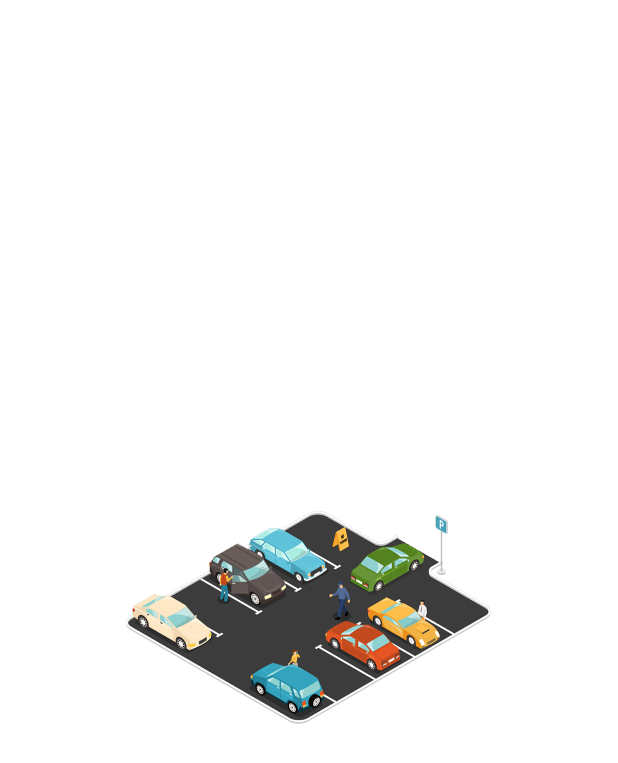
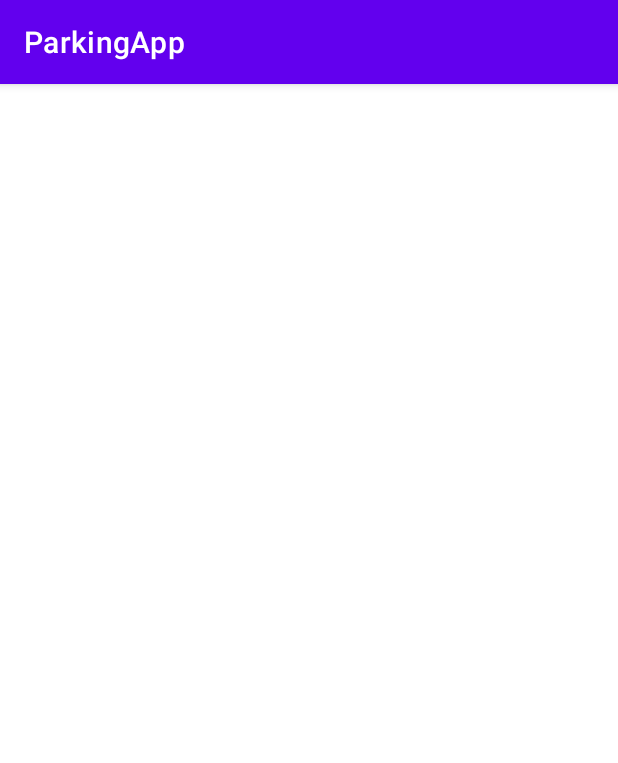
Before and after one commit to 1221345/12345, an Android app: the screen it shows after launch (SplashActivity before the commit, LoginActivity after it), on a phone screen of 412 x 824 dp. Shown: the top 763 px of the screen. Run offline under Robolectric (Android 15) with nearby library versions, the phone set to English and light mode, and no system bars; our stand-ins replace Room's generated code.

Commit message:
Create Check if DB is initialized, Create Login Screen

```diff
--- a/ParkingApp/app/src/main/AndroidManifest.xml
+++ b/ParkingApp/app/src/main/AndroidManifest.xml
@@ -10,7 +10,7 @@
         android:roundIcon="@mipmap/ic_launcher_round"
         android:supportsRtl="true"
         android:theme="@style/Theme.ParkingApp">
-
+        <activity android:name=".screen.login.LoginActivity"></activity>
         <activity
             android:name=".screen.splash.SplashActivity"
             android:screenOrientation="portrait"
@@ -21,10 +21,7 @@
                 <category android:name="android.intent.category.LAUNCHER" />
             </intent-filter>
         </activity>
-
-        <activity android:name=".screen.home.MainActivity">
-
-        </activity>
+        <activity android:name=".screen.home.MainActivity"></activity>
     </application>
 
 </manifest>
--- a/ParkingApp/app/src/main/java/com/example/parkingapp/app/App.java
+++ b/ParkingApp/app/src/main/java/com/example/parkingapp/app/App.java
@@ -1,22 +1,33 @@
 package com.example.parkingapp.app;
 
 import android.app.Application;
+import android.content.Context;
 
 import androidx.room.Room;
 
 import com.example.parkingapp.database.AppDatabase;
 
+import java.io.File;
+
 public class App extends Application {
 
     static AppDatabase db;
+    private static final String DB_NAME = "parking";
 
     @Override
     public void onCreate() {
         super.onCreate();
-        db = Room.databaseBuilder(getApplicationContext(), AppDatabase.class, "database-name").build();
+        if (!doesDatabaseExist(this)) {
+            db = Room.databaseBuilder(getApplicationContext(), AppDatabase.class, DB_NAME).build();
+        }
     }
 
     public static AppDatabase getDatabase() {
         return db;
     }
+
+    private static boolean doesDatabaseExist(Context context) {
+        File dbFile = context.getDatabasePath(DB_NAME);
+        return dbFile.exists();
+    }
 }
--- /dev/null
+++ b/ParkingApp/app/src/main/java/com/example/parkingapp/screen/login/LoginActivity.java
@@ -0,0 +1,16 @@
+package com.example.parkingapp.screen.login;
+
+import androidx.appcompat.app.AppCompatActivity;
+
+import android.os.Bundle;
+
+import com.example.parkingapp.R;
+
+public class LoginActivity extends AppCompatActivity {
+
+    @Override
+    protected void onCreate(Bundle savedInstanceState) {
+        super.onCreate(savedInstanceState);
+        setContentView(R.layout.activity_login);
+    }
+}
--- a/ParkingApp/app/src/main/java/com/example/parkingapp/screen/splash/SplashActivity.java
+++ b/ParkingApp/app/src/main/java/com/example/parkingapp/screen/splash/SplashActivity.java
@@ -8,6 +8,7 @@ import androidx.appcompat.app.AppCompatActivity;
 import com.example.parkingapp.R;
 import com.example.parkingapp.app.App;
 import com.example.parkingapp.screen.home.MainActivity;
+import com.example.parkingapp.screen.login.LoginActivity;
 
 import java.util.concurrent.Executors;
 
@@ -22,13 +23,15 @@ public class SplashActivity extends AppCompatActivity {
             @Override
             public void run() {
                 if (App.getDatabase() != null && App.getDatabase().userDao().getAll().size() > 0) {
-                    Intent homeIntent = new Intent(SplashActivity.this, MainActivity.class);
-                    SplashActivity.this.startActivity(homeIntent);
+                    startNextActivity(new Intent(SplashActivity.this, MainActivity.class));
                 } else {
-                    //TODO
-                    //Intent loginActivity = new Intent(this, LoginActivity.class);
+                    startNextActivity(new Intent(SplashActivity.this, LoginActivity.class));
                 }
             }
         });
     }
+
+    private void startNextActivity(Intent intent) {
+        startActivity(intent);
+    }
 }
--- /dev/null
+++ b/ParkingApp/app/src/main/res/layout/activity_login.xml
@@ -0,0 +1,9 @@
+<?xml version="1.0" encoding="utf-8"?>
+<androidx.constraintlayout.widget.ConstraintLayout xmlns:android="http://schemas.android.com/apk/res/android"
+    xmlns:app="http://schemas.android.com/apk/res-auto"
+    xmlns:tools="http://schemas.android.com/tools"
+    android:layout_width="match_parent"
+    android:layout_height="match_parent"
+    tools:context=".screen.login.LoginActivity">
+
+</androidx.constraintlayout.widget.ConstraintLayout>
```
